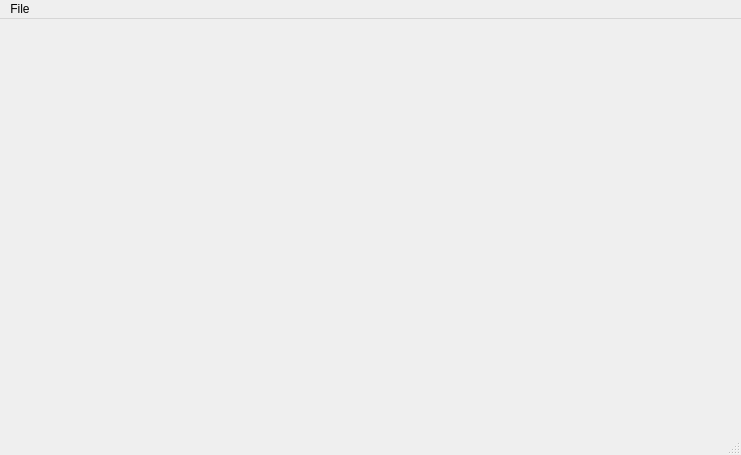
Before: the Qt Designer form mainwindow.ui in WakBox/WakfuMapReader, drawn with Qt 5.
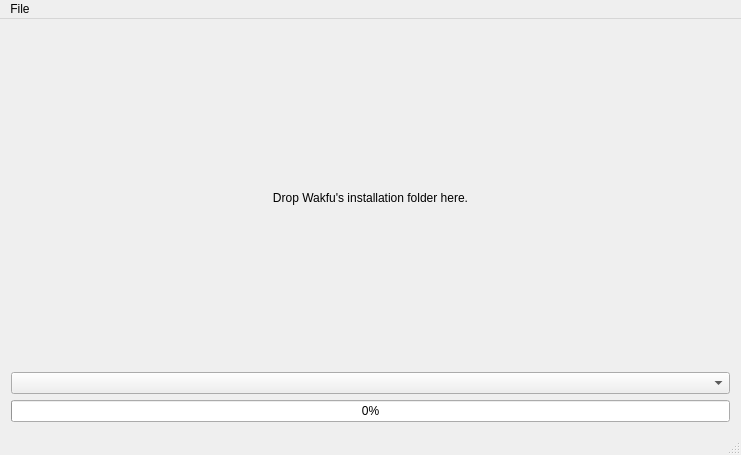
After: the same form once the commit is applied.

The edit to the form file:
```diff
--- a/mainwindow.ui
+++ b/mainwindow.ui
@@ -14,7 +14,41 @@
    <string>WakfuMapReader</string>
   </property>
   <widget class="QWidget" name="centralWidget">
-   <layout class="QVBoxLayout" name="verticalLayout"/>
+   <layout class="QVBoxLayout" name="verticalLayout">
+    <item>
+     <widget class="QLabel" name="label">
+      <property name="text">
+       <string>Drop Wakfu's installation folder here.</string>
+      </property>
+      <property name="alignment">
+       <set>Qt::AlignCenter</set>
+      </property>
+     </widget>
+    </item>
+    <item>
+     <widget class="QComboBox" name="maps">
+      <property name="enabled">
+       <bool>true</bool>
+      </property>
+      <property name="sizePolicy">
+       <sizepolicy hsizetype="Preferred" vsizetype="Fixed">
+        <horstretch>0</horstretch>
+        <verstretch>0</verstretch>
+       </sizepolicy>
+      </property>
+     </widget>
+    </item>
+    <item>
+     <widget class="QProgressBar" name="progressBar">
+      <property name="value">
+       <number>0</number>
+      </property>
+      <property name="invertedAppearance">
+       <bool>false</bool>
+      </property>
+     </widget>
+    </item>
+   </layout>
   </widget>
   <widget class="QMenuBar" name="menuBar">
    <property name="geometry">
```
